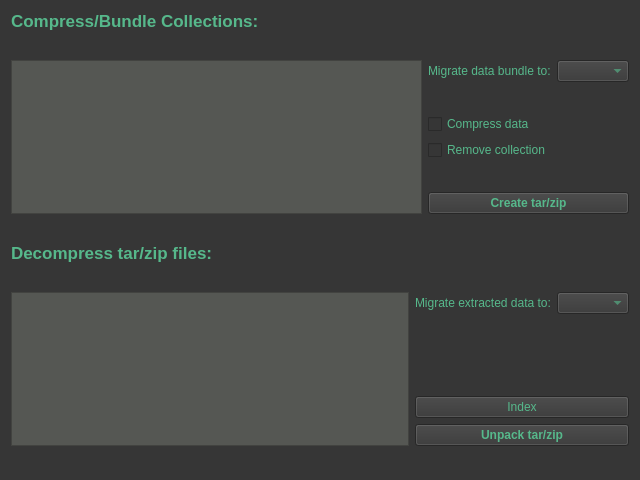
iBridges-for-iRODS/iBridges, file irods-basicGUI/ui-files/tabDataCompression.ui: the form before one commit.
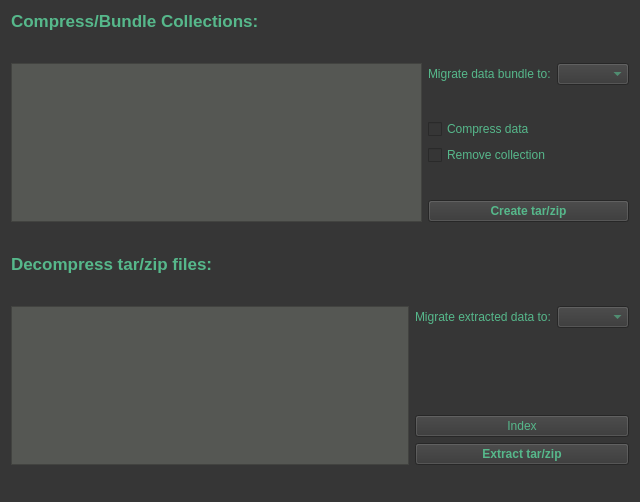
The form after the commit.

Commit message: Formatting index file of tar-archives More features on create/extract tar/zip

What changed in the file:
```diff
--- a/irods-basicGUI/ui-files/tabDataCompression.ui
+++ b/irods-basicGUI/ui-files/tabDataCompression.ui
@@ -7,7 +7,7 @@
     <x>0</x>
     <y>0</y>
     <width>640</width>
-    <height>480</height>
+    <height>502</height>
    </rect>
   </property>
   <property name="windowTitle">
@@ -299,7 +299,7 @@
           </font>
          </property>
          <property name="text">
-          <string>Unpack tar/zip</string>
+          <string>Extract tar/zip</string>
          </property>
         </widget>
        </item>
```
The commit also changes 5 other files.
